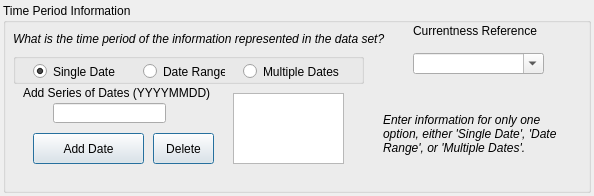
The window that pymdwizard/gui/ui_files/MetadataDate.ui (DOI-USGS/fort-pymdwizard) describes before a commit, drawn with Qt 5.
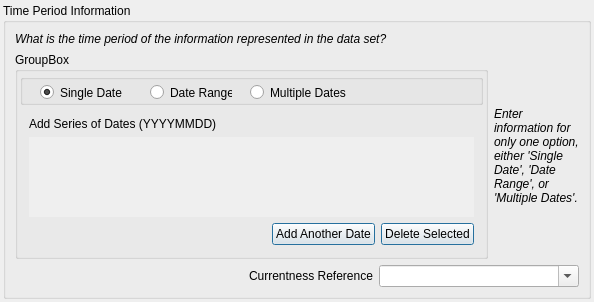
The same window after the commit. The open tabs and pages were chosen to show the change.

Commit message: Dynamic widget generation for multi-date fields.

```diff
--- a/pymdwizard/gui/ui_files/MetadataDate.ui
+++ b/pymdwizard/gui/ui_files/MetadataDate.ui
@@ -7,13 +7,13 @@
     <x>0</x>
     <y>0</y>
     <width>594</width>
-    <height>196</height>
+    <height>302</height>
    </rect>
   </property>
   <property name="windowTitle">
    <string>Form</string>
   </property>
-  <layout class="QHBoxLayout" name="horizontalLayout">
+  <layout class="QVBoxLayout" name="verticalLayout_4">
    <property name="leftMargin">
     <number>3</number>
    </property>
@@ -31,15 +31,11 @@
      <property name="title">
       <string>Time Period Information</string>
      </property>
+     <layout class="QVBoxLayout" name="verticalLayout_5">
+      <item>
+       <layout class="QVBoxLayout" name="verticalLayout_3">
+        <item>
      <widget class="QLabel" name="label_2">
-      <property name="geometry">
-       <rect>
-        <x>10</x>
-        <y>20</y>
-        <width>411</width>
-        <height>31</height>
-       </rect>
-      </property>
       <property name="font">
        <font>
         <family>Arial</family>
@@ -53,15 +49,90 @@
        <string>What is the time period of the information represented in the data set?</string>
       </property>
      </widget>
+        </item>
+        <item>
+         <layout class="QHBoxLayout" name="horizontalLayout_5">
+          <item>
+           <widget class="QGroupBox" name="groupBox_2">
+            <property name="title">
+             <string>GroupBox</string>
+            </property>
+            <layout class="QVBoxLayout" name="verticalLayout_2">
+             <property name="spacing">
+              <number>3</number>
+             </property>
+             <property name="leftMargin">
+              <number>2</number>
+             </property>
+             <property name="topMargin">
+              <number>2</number>
+             </property>
+             <property name="rightMargin">
+              <number>2</number>
+             </property>
+             <property name="bottomMargin">
+              <number>2</number>
+             </property>
+             <item>
+              <widget class="QGroupBox" name="groupBox">
+               <property name="minimumSize">
+                <size>
+                 <width>0</width>
+                 <height>30</height>
+                </size>
+               </property>
+               <property name="title">
+                <string/>
+               </property>
+               <property name="checkable">
+                <bool>false</bool>
+               </property>
+               <widget class="QRadioButton" name="radioButton">
+                <property name="geometry">
+                 <rect>
+                  <x>20</x>
+                  <y>10</y>
+                  <width>82</width>
+                  <height>17</height>
+                 </rect>
+                </property>
+                <property name="text">
+                 <string>Single Date</string>
+                </property>
+                <property name="checked">
+                 <bool>true</bool>
+                </property>
+               </widget>
+               <widget class="QRadioButton" name="radioButton_2">
+                <property name="geometry">
+                 <rect>
+                  <x>130</x>
+                  <y>10</y>
+                  <width>82</width>
+                  <height>17</height>
+                 </rect>
+                </property>
+                <property name="text">
+                 <string>Date Range</string>
+                </property>
+               </widget>
+               <widget class="QRadioButton" name="radioButton_3">
+                <property name="geometry">
+                 <rect>
+                  <x>230</x>
+                  <y>10</y>
+                  <width>101</width>
+                  <height>17</height>
+                 </rect>
+                </property>
+                <property name="text">
+                 <string>Multiple Dates</string>
+                </property>
+               </widget>
+              </widget>
+             </item>
+             <item>
      <widget class="QStackedWidget" name="fgdc_timeinfo">
-      <property name="geometry">
-       <rect>
-        <x>10</x>
-        <y>80</y>
-        <width>361</width>
-        <height>91</height>
-       </rect>
-      </property>
       <property name="font">
        <font>
         <family>Arial</family>
@@ -170,65 +241,101 @@
        </widget>
       </widget>
       <widget class="QWidget" name="timeinfoPage3">
-       <widget class="QPushButton" name="pushButton">
-        <property name="geometry">
-         <rect>
-          <x>20</x>
-          <y>50</y>
-          <width>111</width>
-          <height>31</height>
-         </rect>
-        </property>
-        <property name="text">
-         <string>Add Date</string>
-        </property>
-        <property name="autoDefault">
-         <bool>false</bool>
-        </property>
-        <property name="default">
-         <bool>true</bool>
-        </property>
-        <property name="flat">
-         <bool>false</bool>
-        </property>
-       </widget>
+                <layout class="QHBoxLayout" name="horizontalLayout_3">
+                 <item>
+                  <layout class="QVBoxLayout" name="verticalLayout">
+                   <item>
        <widget class="QLabel" name="label_7">
-        <property name="geometry">
-         <rect>
-          <x>10</x>
-          <y>0</y>
-          <width>191</width>
-          <height>20</height>
-         </rect>
-        </property>
         <property name="text">
          <string>Add Series of Dates (YYYYMMDD)</string>
         </property>
        </widget>
-       <widget class="QListWidget" name="listWidget">
+                   </item>
+                   <item>
+                    <widget class="QScrollArea" name="SA_multi_dates">
+                     <property name="frameShape">
+                      <enum>QFrame::NoFrame</enum>
+                     </property>
+                     <property name="widgetResizable">
+                      <bool>true</bool>
+                     </property>
+                     <widget class="QWidget" name="sa_multi_dates_content">
         <property name="geometry">
          <rect>
-          <x>220</x>
-          <y>10</y>
-          <width>111</width>
-          <height>71</height>
-         </rect>
-        </property>
-        <property name="editTriggers">
-         <set>QAbstractItemView::AllEditTriggers</set>
-        </property>
-       </widget>
+                        <x>0</x>
+                        <y>0</y>
+                        <width>447</width>
+                        <height>86</height>
+                       </rect>
+                      </property>
+                      <layout class="QVBoxLayout" name="verticalLayout_6">
+                       <property name="spacing">
+                        <number>4</number>
+                       </property>
+                       <property name="leftMargin">
+                        <number>0</number>
+                       </property>
+                       <property name="topMargin">
+                        <number>0</number>
+                       </property>
+                       <property name="rightMargin">
+                        <number>0</number>
+                       </property>
+                       <property name="bottomMargin">
+                        <number>0</number>
+                       </property>
+                       <item>
+                        <spacer name="verticalSpacer">
+                         <property name="orientation">
+                          <enum>Qt::Vertical</enum>
+                         </property>
+                         <property name="sizeHint" stdset="0">
+                          <size>
+                           <width>20</width>
+                           <height>0</height>
+                          </size>
+                         </property>
+                        </spacer>
+                       </item>
+                      </layout>
+                     </widget>
+                    </widget>
+                   </item>
+                   <item>
+                    <layout class="QHBoxLayout" name="horizontalLayout_2">
+                     <item>
+                      <spacer name="horizontalSpacer">
+                       <property name="orientation">
+                        <enum>Qt::Horizontal</enum>
+                       </property>
+                       <property name="sizeHint" stdset="0">
+                        <size>
+                         <width>40</width>
+                         <height>20</height>
+                        </size>
+                       </property>
+                      </spacer>
+                     </item>
+                     <item>
+                      <widget class="QPushButton" name="pushButton">
+                       <property name="text">
+                        <string>Add Another Date</string>
+                       </property>
+                       <property name="autoDefault">
+                        <bool>false</bool>
+                       </property>
+                       <property name="default">
+                        <bool>true</bool>
+                       </property>
+                       <property name="flat">
+                        <bool>false</bool>
+                       </property>
+                      </widget>
+                     </item>
+                     <item>
        <widget class="QPushButton" name="pushButton_2">
-        <property name="geometry">
-         <rect>
-          <x>140</x>
-          <y>50</y>
-          <width>61</width>
-          <height>31</height>
-         </rect>
-        </property>
         <property name="text">
-         <string>Delete</string>
+                        <string>Delete Selected</string>
         </property>
         <property name="autoDefault">
          <bool>false</bool>
@@ -240,29 +347,28 @@
          <bool>false</bool>
         </property>
        </widget>
-       <widget class="QLineEdit" name="dateEdit_4">
-        <property name="geometry">
-         <rect>
-          <x>40</x>
-          <y>20</y>
-          <width>113</width>
-          <height>20</height>
-         </rect>
-        </property>
-        <property name="maxLength">
-         <number>8</number>
-        </property>
-       </widget>
-      </widget>
-     </widget>
+                     </item>
+                    </layout>
+                   </item>
+                  </layout>
+                 </item>
+                </layout>
+               </widget>
+              </widget>
+             </item>
+            </layout>
+            <zorder></zorder>
+            <zorder>fgdc_timeinfo</zorder>
+            <zorder>groupBox</zorder>
+           </widget>
+          </item>
+          <item>
      <widget class="QLabel" name="label_3">
-      <property name="geometry">
-       <rect>
-        <x>380</x>
-        <y>100</y>
-        <width>191</width>
-        <height>61</height>
-       </rect>
+            <property name="maximumSize">
+             <size>
+              <width>85</width>
+              <height>16777215</height>
+             </size>
       </property>
       <property name="font">
        <font>
@@ -278,14 +384,52 @@
        <bool>true</bool>
       </property>
      </widget>
+          </item>
+         </layout>
+        </item>
+       </layout>
+      </item>
+      <item>
+       <layout class="QHBoxLayout" name="horizontalLayout_4">
+        <item>
+         <spacer name="horizontalSpacer_2">
+          <property name="orientation">
+           <enum>Qt::Horizontal</enum>
+          </property>
+          <property name="sizeHint" stdset="0">
+           <size>
+            <width>40</width>
+            <height>20</height>
+           </size>
+          </property>
+         </spacer>
+        </item>
+        <item>
+         <widget class="QLabel" name="label_8">
+          <property name="font">
+           <font>
+            <family>Arial</family>
+            <pointsize>9</pointsize>
+           </font>
+          </property>
+          <property name="text">
+           <string>Currentness Reference</string>
+          </property>
+         </widget>
+        </item>
+        <item>
      <widget class="QComboBox" name="fgdc_current">
-      <property name="geometry">
-       <rect>
-        <x>410</x>
-        <y>50</y>
-        <width>131</width>
-        <height>21</height>
-       </rect>
+          <property name="sizePolicy">
+           <sizepolicy hsizetype="Fixed" vsizetype="Fixed">
+            <horstretch>0</horstretch>
+            <verstretch>0</verstretch>
+           </sizepolicy>
+          </property>
+          <property name="minimumSize">
+           <size>
+            <width>200</width>
+            <height>0</height>
+           </size>
       </property>
       <property name="editable">
        <bool>true</bool>
@@ -316,90 +460,10 @@
        </property>
       </item>
      </widget>
-     <widget class="QLabel" name="label_8">
-      <property name="geometry">
-       <rect>
-        <x>410</x>
-        <y>20</y>
-        <width>141</width>
-        <height>16</height>
-       </rect>
-      </property>
-      <property name="font">
-       <font>
-        <family>Arial</family>
-        <pointsize>9</pointsize>
-       </font>
-      </property>
-      <property name="text">
-       <string>Currentness Reference</string>
-      </property>
-     </widget>
-     <widget class="QGroupBox" name="groupBox">
-      <property name="geometry">
-       <rect>
-        <x>10</x>
-        <y>50</y>
-        <width>351</width>
-        <height>31</height>
-       </rect>
-      </property>
-      <property name="title">
-       <string/>
-      </property>
-      <property name="checkable">
-       <bool>false</bool>
-      </property>
-      <widget class="QRadioButton" name="radioButton">
-       <property name="geometry">
-        <rect>
-         <x>20</x>
-         <y>10</y>
-         <width>82</width>
-         <height>17</height>
-        </rect>
-       </property>
-       <property name="text">
-        <string>Single Date</string>
-       </property>
-       <property name="checked">
-        <bool>true</bool>
-       </property>
-      </widget>
-      <widget class="QRadioButton" name="radioButton_2">
-       <property name="geometry">
-        <rect>
-         <x>130</x>
-         <y>10</y>
-         <width>82</width>
-         <height>17</height>
-        </rect>
-       </property>
-       <property name="text">
-        <string>Date Range</string>
-       </property>
-      </widget>
-      <widget class="QRadioButton" name="radioButton_3">
-       <property name="geometry">
-        <rect>
-         <x>230</x>
-         <y>10</y>
-         <width>101</width>
-         <height>17</height>
-        </rect>
-       </property>
-       <property name="text">
-        <string>Multiple Dates</string>
-       </property>
-      </widget>
-     </widget>
-     <zorder>label_2</zorder>
-     <zorder>fgdc_timeinfo</zorder>
-     <zorder>label_3</zorder>
-     <zorder>fgdc_current</zorder>
-     <zorder>label_8</zorder>
-     <zorder>groupBox</zorder>
-     <zorder>dateEdit</zorder>
+        </item>
+       </layout>
+      </item>
+     </layout>
     </widget>
    </item>
   </layout>
```
Left out of the diff: 2 changed lines with no effect on the pictures. Lines whose indentation alone changed are shown as unchanged. The commit also changes 7 other files.
